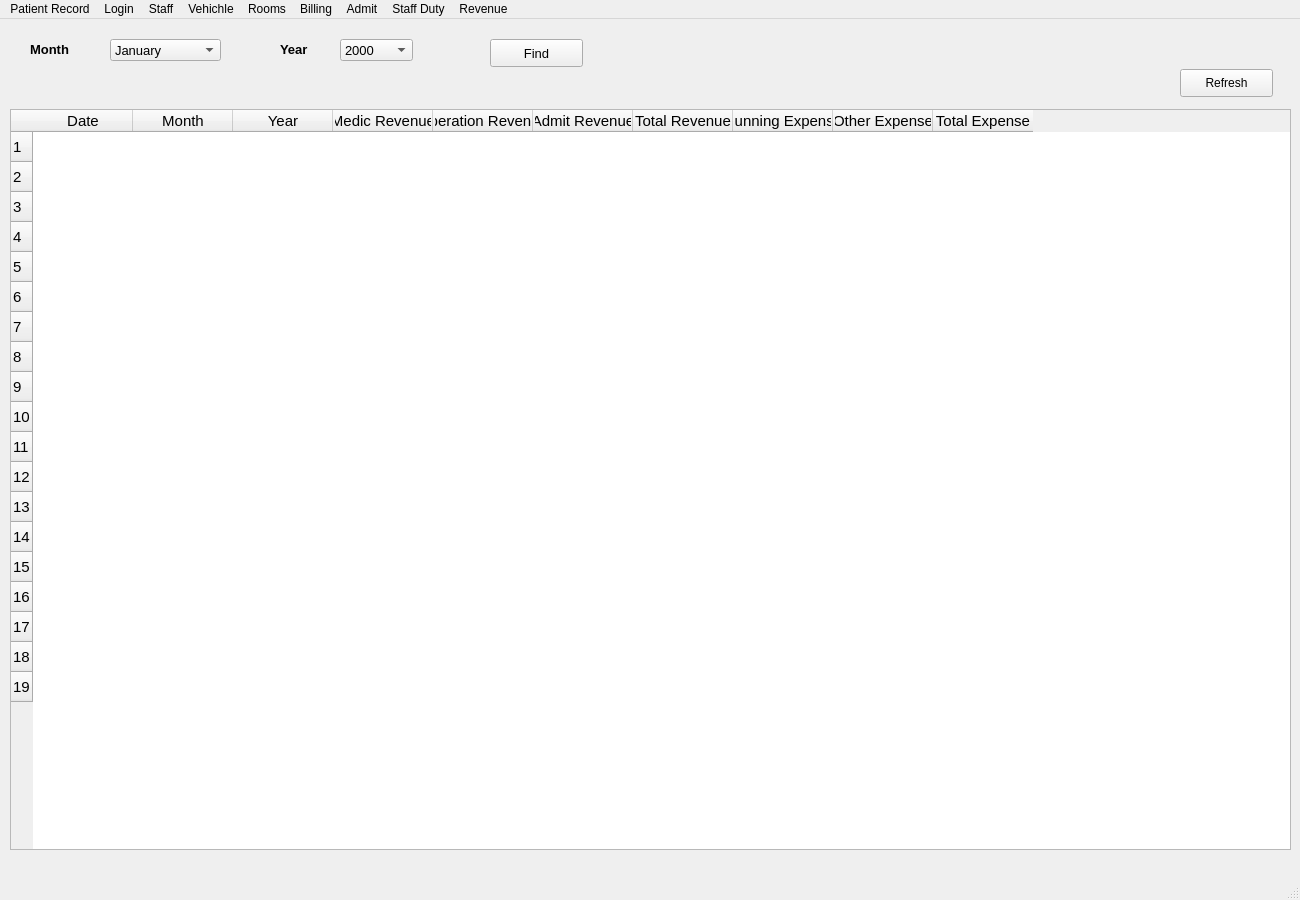
This is Views/Revenue.ui in abhipray-cpu/Hospital-managent-GUI as Qt 5 draws it before an edit. The edited form follows.
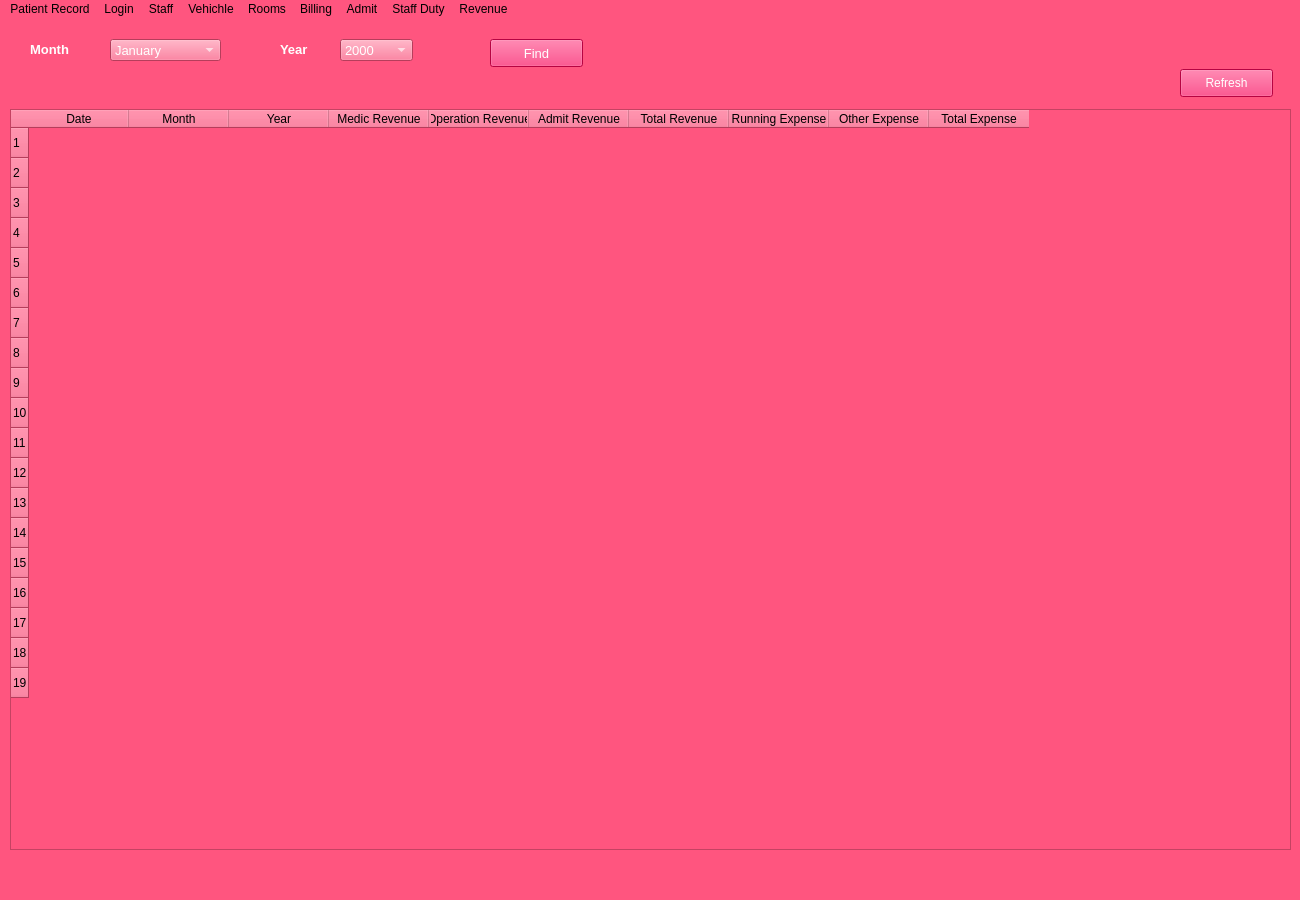
This is the edited form.

Commit message: add colors to to the table headers

Patch:
```diff
--- a/Views/Revenue.ui
+++ b/Views/Revenue.ui
@@ -13,6 +13,9 @@
   <property name="windowTitle">
    <string>MainWindow</string>
   </property>
+  <property name="styleSheet">
+   <string notr="true">background-color: rgb(255, 85, 127);</string>
+  </property>
   <widget class="QWidget" name="MainWidget">
    <widget class="QLabel" name="MonthLabel">
     <property name="geometry">
@@ -30,6 +33,10 @@
       <bold>true</bold>
      </font>
     </property>
+    <property name="styleSheet">
+     <string notr="true">
+color: rgb(255, 255, 255);</string>
+    </property>
     <property name="text">
      <string>Month</string>
     </property>
@@ -48,6 +55,11 @@
       <pointsize>10</pointsize>
      </font>
     </property>
+    <property name="styleSheet">
+     <string notr="true">
+color: rgb(255, 255, 255);
+selection-background-color: rgb(255, 6, 93);</string>
+    </property>
     <item>
      <property name="text">
       <string>January</string>
@@ -125,6 +137,10 @@
       <bold>true</bold>
      </font>
     </property>
+    <property name="styleSheet">
+     <string notr="true">
+color: rgb(255, 255, 255);</string>
+    </property>
     <property name="text">
      <string>Year</string>
     </property>
@@ -143,6 +159,11 @@
       <pointsize>10</pointsize>
      </font>
     </property>
+    <property name="styleSheet">
+     <string notr="true">
+color: rgb(255, 255, 255);
+selection-background-color: rgb(255, 6, 93);</string>
+    </property>
     <item>
      <property name="text">
       <string>2000</string>
@@ -268,6 +289,10 @@
       <pointsize>10</pointsize>
      </font>
     </property>
+    <property name="styleSheet">
+     <string notr="true">color: rgb(255, 255, 255);
+background-color: rgb(255, 6, 93);</string>
+    </property>
     <property name="text">
      <string>Find</string>
     </property>
@@ -281,6 +306,10 @@
       <height>28</height>
      </rect>
     </property>
+    <property name="styleSheet">
+     <string notr="true">color: rgb(255, 255, 255);
+background-color: rgb(255, 6, 93);</string>
+    </property>
     <property name="text">
      <string>Refresh</string>
     </property>
```
The commit also changes 8 other files.
